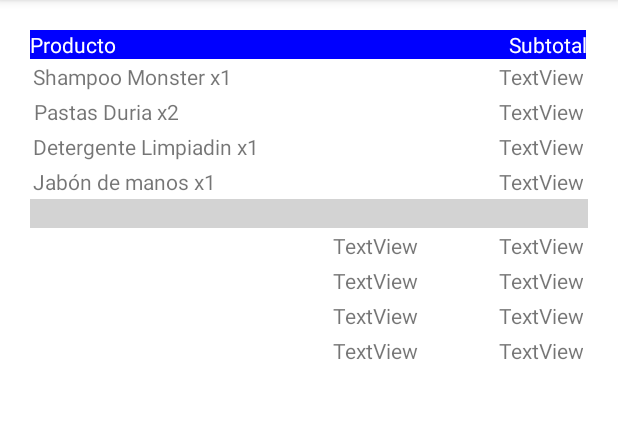
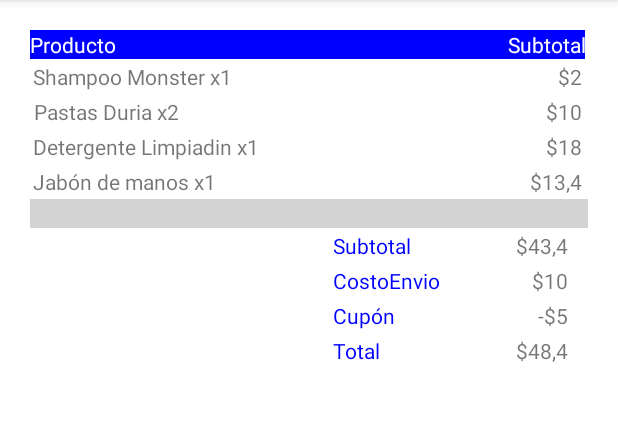
Before and after one commit to PabloAlonsoGarcia/ExamenDI, an Android app: the screen it shows after launch (MainActivity), on a phone screen of 412 x 824 dp, the part 84-505 px from its top. Run offline under Robolectric (Android 15) with nearby library versions, the phone set to English and light mode, and no system bars.

Commit message:
Ejercicio TERMINADO

```diff
--- a/app/src/main/res/layout/activity_main.xml
+++ b/app/src/main/res/layout/activity_main.xml
@@ -71,7 +71,7 @@
                     android:layout_width="match_parent"
                     android:layout_height="match_parent"
                     android:padding="2dp"
-                    android:text="TextView"
+                    android:text="@string/P2"
                     android:textAlignment="viewEnd" />
             </TableRow>
         </TableRow>
@@ -102,7 +102,7 @@
                     android:layout_width="match_parent"
                     android:layout_height="match_parent"
                     android:padding="2dp"
-                    android:text="TextView"
+                    android:text="@string/P10"
                     android:textAlignment="viewEnd" />
             </TableRow>
         </TableRow>
@@ -132,7 +132,7 @@
                     android:layout_width="match_parent"
                     android:layout_height="match_parent"
                     android:padding="2dp"
-                    android:text="TextView"
+                    android:text="@string/P18"
                     android:textAlignment="viewEnd" />
             </TableRow>
 
@@ -163,7 +163,7 @@
                     android:layout_width="match_parent"
                     android:layout_height="match_parent"
                     android:padding="2dp"
-                    android:text="TextView"
+                    android:text="@string/P134"
                     android:textAlignment="viewEnd" />
             </TableRow>
         </TableRow>
@@ -200,15 +200,16 @@
                         android:layout_height="match_parent">
 
                         <TableRow
-                            android:layout_width="match_parent"
+                            android:layout_width="70dp"
                             android:layout_height="match_parent">
 
                             <TextView
                                 android:id="@+id/textView11"
-                                android:layout_width="85dp"
+                                android:layout_width="wrap_content"
                                 android:layout_height="wrap_content"
                                 android:padding="2dp"
-                                android:text="TextView" />
+                                android:text="@string/Subtotal"
+                                android:textColor="#0000FF" />
                         </TableRow>
 
                         <TableRow
@@ -220,7 +221,7 @@
                                 android:layout_width="85dp"
                                 android:layout_height="wrap_content"
                                 android:padding="2dp"
-                                android:text="TextView"
+                                android:text="@string/P434"
                                 android:textAlignment="viewEnd" />
                         </TableRow>
 
@@ -236,10 +237,11 @@
 
                             <TextView
                                 android:id="@+id/textView13"
-                                android:layout_width="85dp"
+                                android:layout_width="wrap_content"
                                 android:layout_height="wrap_content"
                                 android:padding="2dp"
-                                android:text="TextView" />
+                                android:text="@string/CostoEnvio"
+                                android:textColor="#0000FF" />
                         </TableRow>
 
                         <TableRow
@@ -248,10 +250,10 @@
 
                             <TextView
                                 android:id="@+id/textView14"
-                                android:layout_width="85dp"
+                                android:layout_width="match_parent"
                                 android:layout_height="wrap_content"
                                 android:padding="2dp"
-                                android:text="TextView"
+                                android:text="@string/P10"
                                 android:textAlignment="viewEnd" />
                         </TableRow>
 
@@ -267,10 +269,11 @@
 
                             <TextView
                                 android:id="@+id/textView15"
-                                android:layout_width="85dp"
+                                android:layout_width="wrap_content"
                                 android:layout_height="wrap_content"
                                 android:padding="2dp"
-                                android:text="TextView" />
+                                android:text="@string/Cupon"
+                                android:textColor="#0000FF" />
                         </TableRow>
 
                         <TableRow
@@ -282,7 +285,7 @@
                                 android:layout_width="85dp"
                                 android:layout_height="wrap_content"
                                 android:padding="2dp"
-                                android:text="TextView"
+                                android:text="@string/Pm5"
                                 android:textAlignment="viewEnd" />
                         </TableRow>
 
@@ -298,10 +301,11 @@
 
                             <TextView
                                 android:id="@+id/textView17"
-                                android:layout_width="85dp"
+                                android:layout_width="wrap_content"
                                 android:layout_height="wrap_content"
                                 android:padding="2dp"
-                                android:text="TextView" />
+                                android:text="@string/Total"
+                                android:textColor="#0000FF" />
                         </TableRow>
 
                         <TableRow
@@ -313,7 +317,7 @@
                                 android:layout_width="85dp"
                                 android:layout_height="wrap_content"
                                 android:padding="2dp"
-                                android:text="TextView"
+                                android:text="@string/P484"
                                 android:textAlignment="viewEnd" />
                         </TableRow>
 
--- a/app/src/main/res/values/strings.xml
+++ b/app/src/main/res/values/strings.xml
@@ -6,4 +6,14 @@
     <string name="ShampooMonster">Shampoo Monster x1</string>
     <string name="PastasDuria">Pastas Duria x2</string>
     <string name="DetergenteLimpiadin">Detergente Limpiadin x1</string>
+    <string name="P2">$2</string>
+    <string name="P10">$10</string>
+    <string name="P18">$18</string>
+    <string name="P134">$13,4</string>
+    <string name="CostoEnvio">CostoEnvio</string>
+    <string name="Cupon">Cupón</string>
+    <string name="Total">Total</string>
+    <string name="P434">$43,4</string>
+    <string name="Pm5">-$5</string>
+    <string name="P484">$48,4</string>
 </resources>
```
